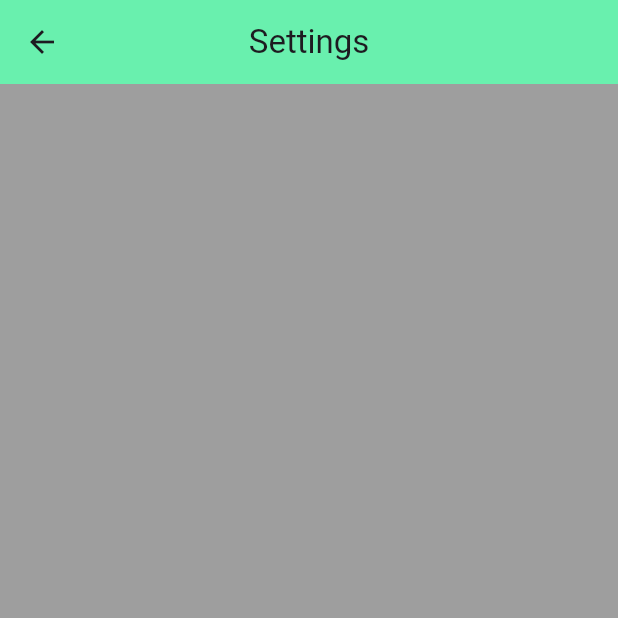
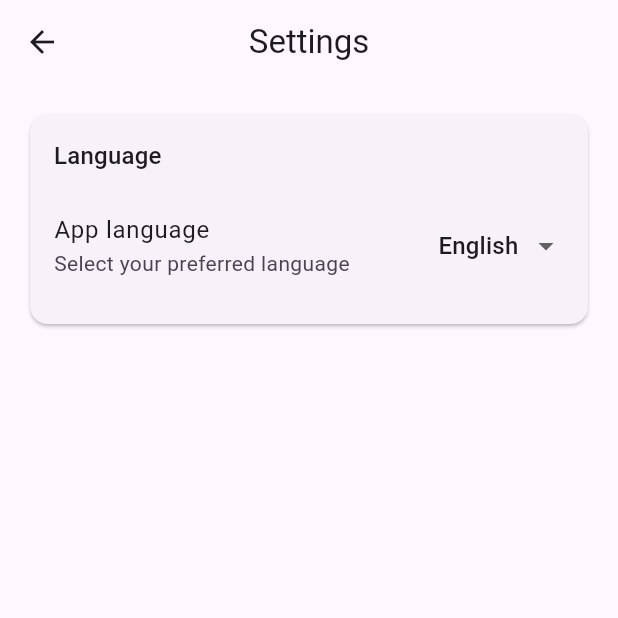
Before and after one commit to michalprog/clean_path, a Flutter app: the SettingsView screen opened directly, on a phone screen of 412 x 824 dp, the top half of it. Run offline on Flutter 3.47's test engine with Material 3 defaults, Android fonts, the phone set to English and light mode, and no system bars; our stand-ins replace animated_text_kit, fl_chart, font_awesome_flutter, get_it, hugeicons, sqflite and 2 more; accounts and stored records are empty.

Commit message:
dodanie widoku ustawień

```diff
--- a/lib/main/drawer_widget.dart
+++ b/lib/main/drawer_widget.dart
@@ -1,5 +1,5 @@
 import 'package:flutter/material.dart';
-
+import '/window_widgets/settings_view.dart';
 import '/statistc_views/main_Statistic.dart';
 import '/window_widgets/acievement_view.dart';
 
@@ -35,7 +35,14 @@ class DrawerWidget extends StatelessWidget {
           ListTile(
             leading: Icon(Icons.settings),
             title: Text('Settings'),
-            onTap: () {},
+            onTap: () {
+              Navigator.push(
+                context,
+                MaterialPageRoute(
+                  builder: (context) => const SettingsView(),
+                ),
+              );
+            },
           ),
           ListTile(
             leading: Icon(Icons.forum),
--- a/lib/providers/settings_provider.dart
+++ b/lib/providers/settings_provider.dart
@@ -1,8 +1,37 @@
 import 'package:flutter/material.dart';
-class SettingsProvider extends ChangeNotifier{
 
+class SettingsProvider extends ChangeNotifier {
+  ThemeMode _themeMode = ThemeMode.light;
+  MaterialColor _accentColor = Colors.green;
+  double _textScale = 1.0;
+  Locale _locale = const Locale('en');
 
+  ThemeMode get themeMode => _themeMode;
+  MaterialColor get accentColor => _accentColor;
+  double get textScale => _textScale;
+  Locale get locale => _locale;
 
+  bool get isDarkMode => _themeMode == ThemeMode.dark;
 
+  void toggleTheme(bool isDark) {
+    _themeMode = isDark ? ThemeMode.dark : ThemeMode.light;
+    notifyListeners();
+  }
 
+  void updateAccentColor(MaterialColor color) {
+    _accentColor = color;
+    notifyListeners();
+  }
+
+  void updateTextScale(double scale) {
+    _textScale = scale.clamp(0.8, 1.4);
+    notifyListeners();
+  }
+
+  void updateLocale(Locale locale) {
+    if (_locale == locale) return;
+
+    _locale = locale;
+    notifyListeners();
+  }
 }
--- a/lib/window_widgets/settings_view.dart
+++ b/lib/window_widgets/settings_view.dart
@@ -1,26 +1,90 @@
 import 'package:flutter/material.dart';
+import 'package:provider/provider.dart';
+
+import '../providers/settings_provider.dart';
 
 class SettingsView extends StatelessWidget {
   const SettingsView({super.key});
 
+  static const List<Locale> _languageOptions = [
+    Locale('pl'),
+    Locale('en'),
+    Locale('es'),
+    Locale('de'),
+  ];
+
+  static const Map<String, String> _languageNames = {
+    'pl': 'Polski',
+    'en': 'English',
+    'es': 'Español',
+    'de': 'Deutsch',
+  };
+
   @override
   Widget build(BuildContext context) {
     return Scaffold(
-      backgroundColor: Colors.grey,
       appBar: AppBar(
-        backgroundColor: Colors.greenAccent,
         centerTitle: true,
-        title: Text("Settings", textAlign: TextAlign.center),
+        title: const Text('Settings'),
       ),
-      body: Padding(
-        padding: const EdgeInsets.all(16.0),
-        child: Column(
-          crossAxisAlignment: CrossAxisAlignment.start,
-          children: [
-
-          ],
-        ),
+      body: Consumer<SettingsProvider>(
+        builder: (context, provider, _) {
+          return SingleChildScrollView(
+            padding: const EdgeInsets.all(16),
+            child: Column(
+              crossAxisAlignment: CrossAxisAlignment.start,
+              children: [
+                Card(
+                  shape: RoundedRectangleBorder(
+                    borderRadius: BorderRadius.circular(12),
+                  ),
+                  child: Padding(
+                    padding: const EdgeInsets.all(16),
+                    child: Column(
+                      crossAxisAlignment: CrossAxisAlignment.start,
+                      children: [
+                        Text(
+                          'Language',
+                          style: Theme.of(context).textTheme.titleMedium,
+                        ),
+                        const SizedBox(height: 12),
+                        ListTile(
+                          contentPadding: EdgeInsets.zero,
+                          title: const Text('App language'),
+                          subtitle:
+                          const Text('Select your preferred language'),
+                          trailing: DropdownButton<Locale>(
+                            value: provider.locale,
+                            underline: const SizedBox.shrink(),
+                            items: _languageOptions
+                                .map(
+                                  (locale) => DropdownMenuItem<Locale>(
+                                value: locale,
+                                child: Text(_languageLabel(locale)),
+                              ),
+                            )
+                                .toList(),
+                            onChanged: (locale) {
+                              if (locale != null) {
+                                provider.updateLocale(locale);
+                              }
+                            },
+                          ),
+                        ),
+                      ],
+                    ),
+                  ),
+                ),
+              ],
+            ),
+          );
+        },
       ),
     );
   }
+
+  static String _languageLabel(Locale locale) {
+    return _languageNames[locale.languageCode] ??
+        locale.languageCode.toUpperCase();
+  }
 }
```
